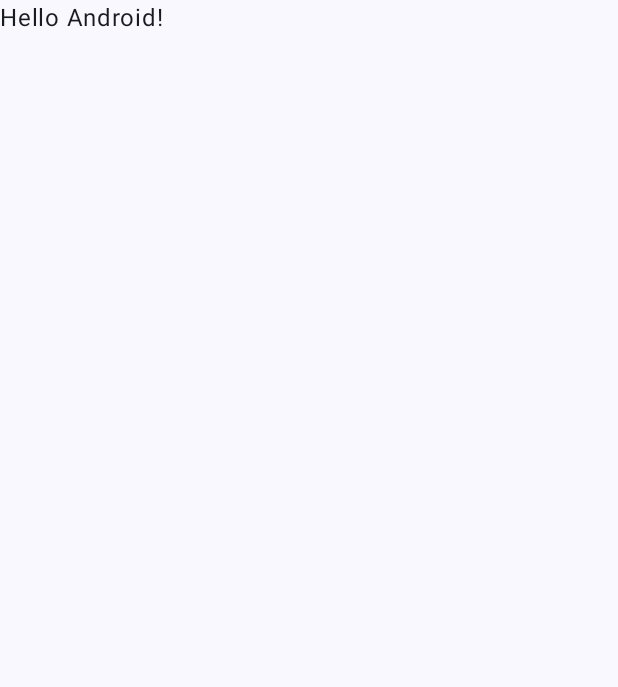
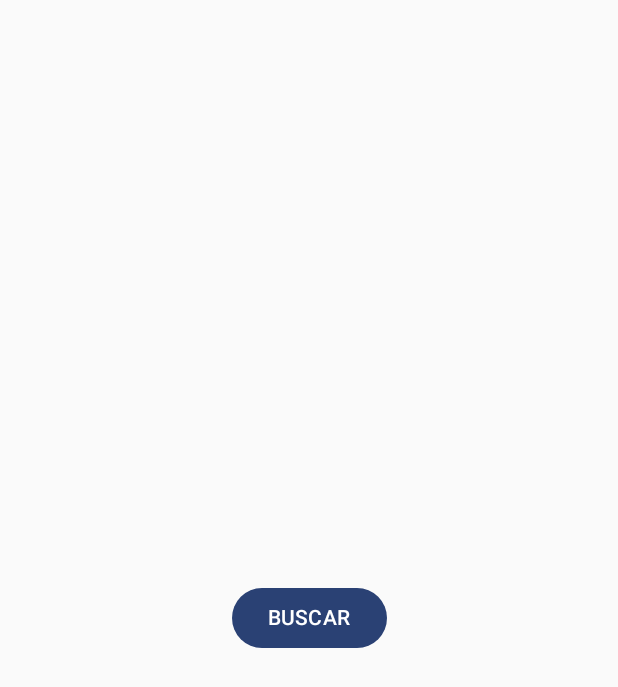
Before and after one commit to rlibanez/mr-beam, an Android app built with Jetpack Compose: the screen it shows after launch (MainActivity), on a phone screen of 412 x 824 dp. Before the commit the part shown is almost empty. Shown: the top 687 px of the screen. Run offline under Robolectric (Android 15) with nearby library versions, the phone set to English and light mode, and no system bars.

Commit message:
Add SplashActivity and SectionsActivity, move MainActivity to origin

```diff
--- a/app/src/main/AndroidManifest.xml
+++ b/app/src/main/AndroidManifest.xml
@@ -15,7 +15,7 @@
         android:theme="@style/Theme.MrBeam"
         tools:targetApi="31">
         <activity
-            android:name=".ui.main.MainActivity"
+            android:name=".MainActivity"
             android:exported="true"
             android:label="@string/app_name"
             android:theme="@style/Theme.MrBeam">
--- /dev/null
+++ b/app/src/main/java/com/rlibanez/mrbeam/MainActivity.kt
@@ -0,0 +1,35 @@
+package com.rlibanez.mrbeam
+
+import android.app.Activity
+import android.os.Bundle
+import androidx.activity.ComponentActivity
+import androidx.activity.compose.setContent
+import androidx.activity.enableEdgeToEdge
+import androidx.compose.ui.graphics.Color
+import androidx.compose.ui.graphics.toArgb
+import androidx.core.view.ViewCompat
+import androidx.core.view.WindowCompat
+import androidx.navigation.compose.NavHost
+import androidx.navigation.compose.composable
+import androidx.navigation.compose.rememberNavController
+import com.rlibanez.mrbeam.ui.principal.PrincipalActivity
+import com.rlibanez.mrbeam.ui.sections.SectionsActivity
+import com.rlibanez.mrbeam.ui.splash.SplashActivity
+import com.rlibanez.mrbeam.ui.theme.MrBeamTheme
+
+class MainActivity : ComponentActivity() {
+    override fun onCreate(savedInstanceState: Bundle?) {
+        super.onCreate(savedInstanceState)
+        enableEdgeToEdge()
+        setContent {
+            MrBeamTheme {
+                val navController = rememberNavController()
+                NavHost(navController = navController, startDestination = "splash") {
+                    composable("splash") { SplashActivity(navController) }
+                    composable("principal") { PrincipalActivity(navController) }
+                    composable("sections") { SectionsActivity(navController) }
+                }
+            }
+        }
+    }
+}
--- a/app/src/main/java/com/rlibanez/mrbeam/ui/main/MainActivity.kt
+++ /dev/null
@@ -1,47 +0,0 @@
-package com.rlibanez.mrbeam.ui.main
-
-import android.os.Bundle
-import androidx.activity.ComponentActivity
-import androidx.activity.compose.setContent
-import androidx.activity.enableEdgeToEdge
-import androidx.compose.foundation.layout.fillMaxSize
-import androidx.compose.foundation.layout.padding
-import androidx.compose.material3.Scaffold
-import androidx.compose.material3.Text
-import androidx.compose.runtime.Composable
-import androidx.compose.ui.Modifier
-import androidx.compose.ui.tooling.preview.Preview
-import com.rlibanez.mrbeam.ui.theme.MrBeamTheme
-
-class MainActivity : ComponentActivity() {
-    override fun onCreate(savedInstanceState: Bundle?) {
-        super.onCreate(savedInstanceState)
-        enableEdgeToEdge()
-        setContent {
-            MrBeamTheme {
-                Scaffold(modifier = Modifier.fillMaxSize()) { innerPadding ->
-                    Greeting(
-                        name = "Android",
-                        modifier = Modifier.padding(innerPadding)
-                    )
-                }
-            }
-        }
-    }
-}
-
-@Composable
-fun Greeting(name: String, modifier: Modifier = Modifier) {
-    Text(
-        text = "Hello $name!",
-        modifier = modifier
-    )
-}
-
-@Preview(showBackground = true)
-@Composable
-fun GreetingPreview() {
-    MrBeamTheme {
-        Greeting("Android")
-    }
-}
--- /dev/null
+++ b/app/src/main/java/com/rlibanez/mrbeam/ui/principal/PrincipalActivity.kt
@@ -0,0 +1,30 @@
+package com.rlibanez.mrbeam.ui.principal
+
+import androidx.compose.foundation.layout.Box
+import androidx.compose.foundation.layout.fillMaxSize
+import androidx.compose.material3.Button
+import androidx.compose.material3.Text
+import androidx.compose.runtime.Composable
+import androidx.compose.ui.Alignment
+import androidx.compose.ui.Modifier
+import androidx.compose.ui.tooling.preview.Preview
+import androidx.navigation.NavHostController
+import androidx.navigation.compose.rememberNavController
+
+@Composable
+fun PrincipalActivity(navController: NavHostController) {
+    Box(
+        contentAlignment = Alignment.Center,
+        modifier = Modifier.fillMaxSize()
+    ) {
+        Button(onClick = { navController.navigate("sections") }) {
+            Text(text = "BUSCAR")
+        }
+    }
+}
+
+@Composable
+@Preview(showSystemUi = true)
+fun MainScreenPreview() {
+    PrincipalActivity(navController = rememberNavController())
+}
--- a/app/src/main/java/com/rlibanez/mrbeam/ui/sections/SectionsActivity.kt
+++ b/app/src/main/java/com/rlibanez/mrbeam/ui/sections/SectionsActivity.kt
@@ -1,9 +1,13 @@
 package com.rlibanez.mrbeam.ui.sections
 
+import androidx.activity.enableEdgeToEdge
 import androidx.compose.foundation.layout.Column
+import androidx.compose.foundation.layout.WindowInsets
+import androidx.compose.foundation.layout.asPaddingValues
 import androidx.compose.foundation.layout.fillMaxSize
 import androidx.compose.foundation.layout.fillMaxWidth
 import androidx.compose.foundation.layout.padding
+import androidx.compose.foundation.layout.statusBars
 import androidx.compose.foundation.lazy.LazyColumn
 import androidx.compose.foundation.lazy.items
 import androidx.compose.material3.Surface
@@ -23,14 +27,16 @@ import androidx.navigation.NavHostController
 import androidx.navigation.compose.rememberNavController
 
 @Composable
-fun SearchScreen(navController: NavHostController, viewModel: SectionViewModel = viewModel()) {
+fun SectionsActivity(navController: NavHostController, viewModel: SectionViewModel = viewModel()) {
     val sections = viewModel.sections.collectAsState().value
     var searchText by remember { mutableStateOf("") }
 
-    Surface(modifier = Modifier.fillMaxSize()) {
+    Surface(modifier = Modifier
+        .fillMaxSize()) {
         Column(modifier = Modifier
             .fillMaxSize()
-            .padding(10.dp)) {
+            .padding(10.dp)
+            .padding(WindowInsets.statusBars.asPaddingValues())) {
 
             TextField(
                 value = searchText,
@@ -57,5 +63,5 @@ fun SearchScreen(navController: NavHostController, viewModel: SectionViewModel =
 @Composable
 @Preview(showSystemUi = true, showBackground = true)
 fun SearchScreenPreview() {
-    SearchScreen(navController = rememberNavController())
+    SectionsActivity(navController = rememberNavController())
 }
--- /dev/null
+++ b/app/src/main/java/com/rlibanez/mrbeam/ui/splash/SplashActivity.kt
@@ -0,0 +1,38 @@
+package com.rlibanez.mrbeam.ui.splash
+
+import androidx.compose.foundation.background
+import androidx.compose.foundation.layout.Box
+import androidx.compose.foundation.layout.fillMaxSize
+import androidx.compose.material3.MaterialTheme
+import androidx.compose.material3.Text
+import androidx.compose.runtime.Composable
+import androidx.compose.runtime.LaunchedEffect
+import androidx.compose.ui.Alignment
+import androidx.compose.ui.Modifier
+import androidx.compose.ui.graphics.Color
+import androidx.navigation.NavHostController
+import kotlinx.coroutines.delay
+
+@Composable
+fun SplashActivity(navController: NavHostController) {
+    Box(
+        modifier = Modifier
+            .fillMaxSize()
+            .background(MaterialTheme.colorScheme.primary),
+        contentAlignment = Alignment.Center
+    ) {
+        // Aquí puedes poner una imagen o un logo, o cualquier contenido que desees mostrar en tu splash screen
+        Text(
+            text = "My App",
+            style = MaterialTheme.typography.bodyLarge,
+            color = Color.White
+        )
+    }
+
+    LaunchedEffect(Unit) {
+        delay(3000)
+        navController.navigate("principal") {
+            popUpTo("splash") { inclusive = true }
+        }
+    }
+}
```
